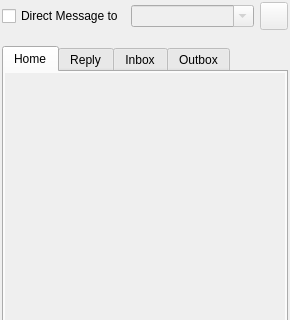
First picture: the form in src/timelinewidget_base.ui, repository KDE/choqok, before the edit; both pictures show x 0 to 290 and y 0 to 320 of the 290 by 543 pixel window.
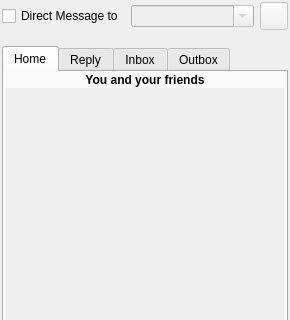
Second picture: the form after the edit. Custom widgets are drawn as their Qt base class.

Commit message: Useful tips about timeline tabs added to header of them. GUI

What changed in the file:
```diff
--- a/src/timelinewidget_base.ui
+++ b/src/timelinewidget_base.ui
@@ -125,7 +125,7 @@
        <property name="spacing" >
         <number>1</number>
        </property>
-       <item row="0" column="0" >
+       <item row="1" column="0" >
         <widget class="QScrollArea" name="homeScroll" >
          <property name="sizePolicy" >
           <sizepolicy vsizetype="Expanding" hsizetype="Preferred" >
@@ -147,8 +147,8 @@
            <rect>
             <x>0</x>
             <y>0</y>
-            <width>280</width>
-            <height>468</height>
+            <width>276</width>
+            <height>447</height>
            </rect>
           </property>
           <layout class="QVBoxLayout" name="verticalLayout_5" >
@@ -182,6 +182,25 @@
          </widget>
         </widget>
        </item>
+       <item row="0" column="0" >
+        <widget class="QLabel" name="label" >
+         <property name="font" >
+          <font>
+           <weight>75</weight>
+           <bold>true</bold>
+          </font>
+         </property>
+         <property name="text" >
+          <string>You and your friends</string>
+         </property>
+         <property name="alignment" >
+          <set>Qt::AlignCenter</set>
+         </property>
+         <property name="wordWrap" >
+          <bool>true</bool>
+         </property>
+        </widget>
+       </item>
       </layout>
      </widget>
      <widget class="QWidget" name="tabReply" >
```
Left out of the diff: 85 changed lines with no effect on the pictures.
